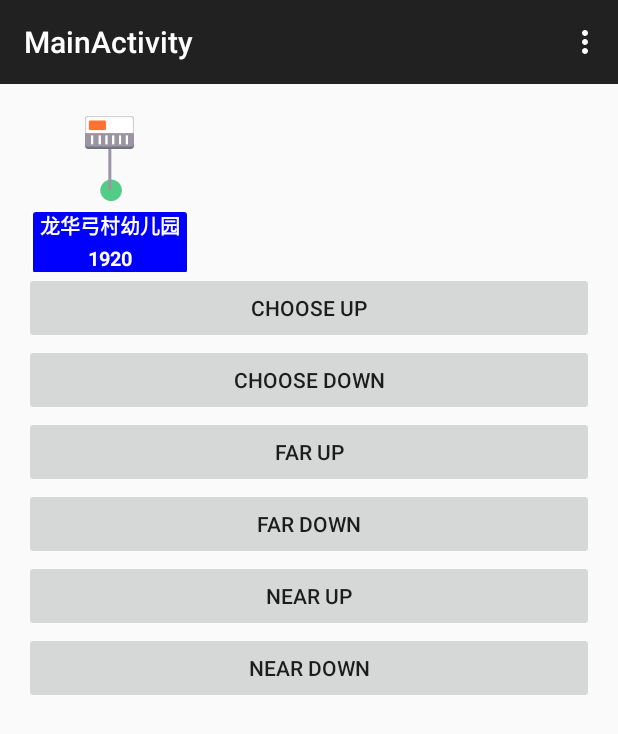
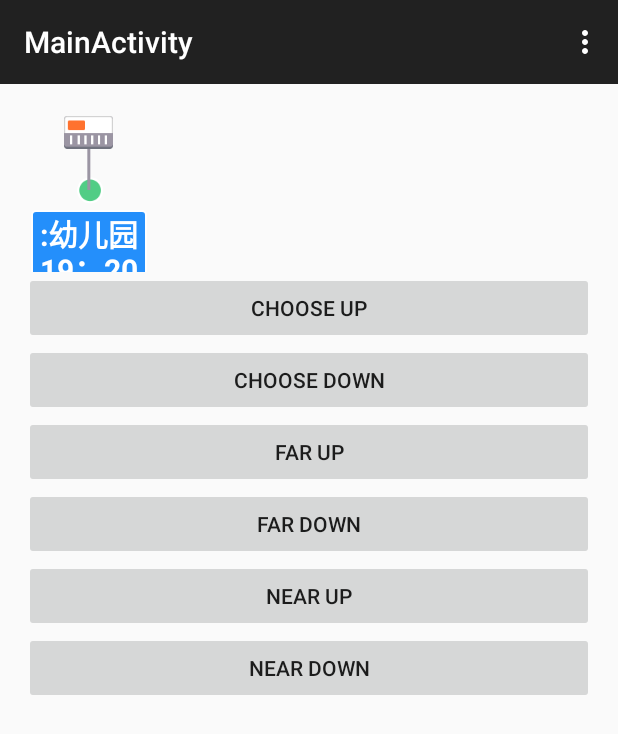
Before and after one commit to CangJie2016/StationPointInMap, an Android app: the screen it shows after launch (MainActivity), after a tap on "CHOOSE UP", on a phone screen of 412 x 824 dp. Shown: the top 734 px of the screen. Run offline under Robolectric (Android 15) with nearby library versions, the phone set to English and light mode, and no system bars.

Commit message:
1.0.1  颜色优化 边距优化

```diff
--- a/app/src/main/java/com/zxw/myapplication/MainActivity.java
+++ b/app/src/main/java/com/zxw/myapplication/MainActivity.java
@@ -30,19 +30,19 @@ public class MainActivity extends ActionBarActivity {
         imageView = (ImageView) findViewById(R.id.imageView);
 
 //        imageView.setImageBitmap(MapPointHelper.getInstance(this).createBitmap());
-        imageView.setImageBitmap(MapPointHelper.getInstance(this).generateBitmap(MapPointHelper.State.CHOOSE, MapPointHelper.Station.UP, "龙华", "1920"));
+        imageView.setImageBitmap(MapPointHelper.getInstance(this).generateBitmap(MapPointHelper.State.CHOOSE, MapPointHelper.Station.UP, "龙华", "19:20"));
 //        fun1();
     }
 
     public void cu(View view){
-        imageView.setImageBitmap(MapPointHelper.getInstance(this).generateBitmap(MapPointHelper.State.CHOOSE, MapPointHelper.Station.UP, 20, "龙华弓村幼儿园", "1920"));
+        imageView.setImageBitmap(MapPointHelper.getInstance(this).generateBitmap(MapPointHelper.State.CHOOSE, MapPointHelper.Station.UP, 30, ":幼儿园", "19：20"));
     }
     public void cd(View view){
-        imageView.setImageBitmap(MapPointHelper.getInstance(this).generateBitmap(MapPointHelper.State.CHOOSE, MapPointHelper.Station.DOWN, "龙华弓村幼儿园", "1920"));
+        imageView.setImageBitmap(MapPointHelper.getInstance(this).generateBitmap(MapPointHelper.State.CHOOSE, MapPointHelper.Station.DOWN, "龙华弓村", "1920"));
     }
 
     public void fu(View view){
-        imageView.setImageBitmap(MapPointHelper.getInstance(this).generateBitmap(MapPointHelper.State.FAR, MapPointHelper.Station.UP, "龙华弓村幼儿园", "1920"));
+        imageView.setImageBitmap(MapPointHelper.getInstance(this).generateBitmap(MapPointHelper.State.FAR, MapPointHelper.Station.UP, "龙华弓村幼儿", "1920"));
     }
     public void fd(View view){
         imageView.setImageBitmap(MapPointHelper.getInstance(this).generateBitmap(MapPointHelper.State.FAR, MapPointHelper.Station.DOWN, "龙华弓村幼儿园", "1920"));
--- a/mappoint/build.gradle
+++ b/mappoint/build.gradle
@@ -1,6 +1,4 @@
 apply plugin: 'com.android.library'
-apply plugin: 'com.github.dcendents.android-maven'
-group='cangjie2016@gmail.com'
 
 android {
     compileSdkVersion 25
@@ -9,8 +7,8 @@ android {
     defaultConfig {
         minSdkVersion 16
         targetSdkVersion 25
-        versionCode 1
-        versionName "1.0"
+        versionCode 2
+        versionName "1.0.2"
 
         testInstrumentationRunner "android.support.test.runner.AndroidJUnitRunner"
 
--- a/mappoint/src/main/java/com/zxw/mappoint/MapPointHelper.java
+++ b/mappoint/src/main/java/com/zxw/mappoint/MapPointHelper.java
@@ -29,6 +29,8 @@ public class MapPointHelper {
     private final DisplayMetrics displayMetrics;
     private final Paint paint;
 
+    private final int blue;
+
     /*
      带旗子-文字背景绿色  --- 选中
      只有点状图 --距离远的
@@ -46,7 +48,7 @@ public class MapPointHelper {
 
     public MapPointHelper(Context context) {
         this.mContext = context;
-
+        blue  = mContext.getResources().getColor(R.color.ddblue);
         // 初始化像素比例， 画笔种类
         displayMetrics = mContext.getResources().getDisplayMetrics();
         int color = Color.WHITE;
@@ -123,15 +125,17 @@ public class MapPointHelper {
         // 计算时间文字显示的宽高及绘制的xy起点
         float timeTextWidth = getFontlength(paint, time);
         float timeTextX = (sumWidth - timeTextWidth) / 2;
-        float timeTextY = defaultPadding + nameTextY + textHeight;
+        float timeTextY = nameTextY + textHeight;
 
         // 总高度等于旗子高度 + 默认padding 之和 *2
         float sumHeight = (flagHeight + defaultPadding) * 2;
         Log.w(TAG, "sumWidth: " + sumWidth);
         Log.w(TAG, "sumHeight: " + sumHeight);
 
+        float rectLeft =  stationTextWidth > timeTextWidth ? nameTextX : timeTextX;
+        float rectRight =  stationTextWidth > timeTextWidth ? nameTextX + stationTextWidth : timeTextX + timeTextWidth;
         // 具有内边距的矩形背景
-        RectF reftF = new RectF(nameTextX - defaultPadding, nameTextY - textHeight, nameTextX + stationTextWidth + defaultPadding, nameTextY + textHeight + 2 * defaultPadding);
+        RectF reftF = new RectF(rectLeft - defaultPadding, nameTextY - textHeight, rectRight + defaultPadding, nameTextY + textHeight + 2 * defaultPadding);
 
         Bitmap bmp = Bitmap.createBitmap(sumWidth, (int) sumHeight, Bitmap.Config.ARGB_8888);
 
@@ -143,7 +147,7 @@ public class MapPointHelper {
             case CHOOSE:
                 canvasTemp.drawBitmap(pointBitmap, pointX, pointY, paint);
                 canvasTemp.drawBitmap(flagBitmap, flagX, flagY, paint);
-                paint.setColor(Color.BLUE);
+                paint.setColor(blue);
                 canvasTemp.drawRoundRect(reftF, 4, 4, paint);
                 paint.setColor(Color.WHITE);
                 storkPaint.setColor(Color.WHITE);
@@ -159,8 +163,8 @@ public class MapPointHelper {
 
                 paint.setColor(Color.WHITE);
                 canvasTemp.drawRoundRect(reftF, 4, 4, paint);
-                paint.setColor(Color.BLUE);
-                storkPaint.setColor(Color.BLUE);
+                paint.setColor(blue);
+                storkPaint.setColor(blue);
                 canvasTemp.drawRoundRect(reftF, 4, 4, storkPaint);
                 canvasTemp.drawText(stationName, nameTextX, nameTextY, paint);
                 canvasTemp.drawText(time, timeTextX, timeTextY, paint);
--- /dev/null
+++ b/mappoint/src/main/res/values/colors.xml
@@ -0,0 +1,4 @@
+<?xml version="1.0" encoding="utf-8"?>
+<resources>
+    <color name="ddblue">#248FFB</color>
+</resources>
```
